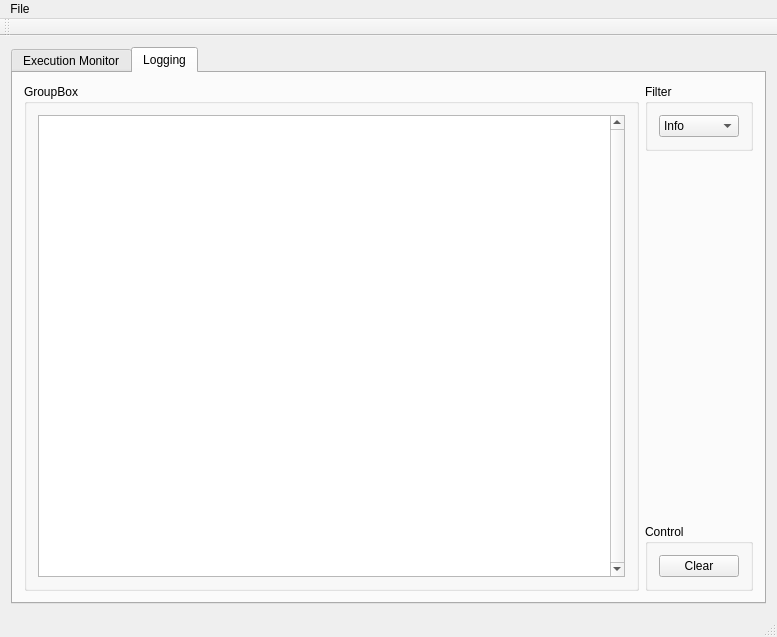
This is trunk/sdpa-gui/sdpa-gui/monitorwindow.ui in cc-hpc-itwm/gpispace as Qt 5 draws it before an edit. The edited form follows.
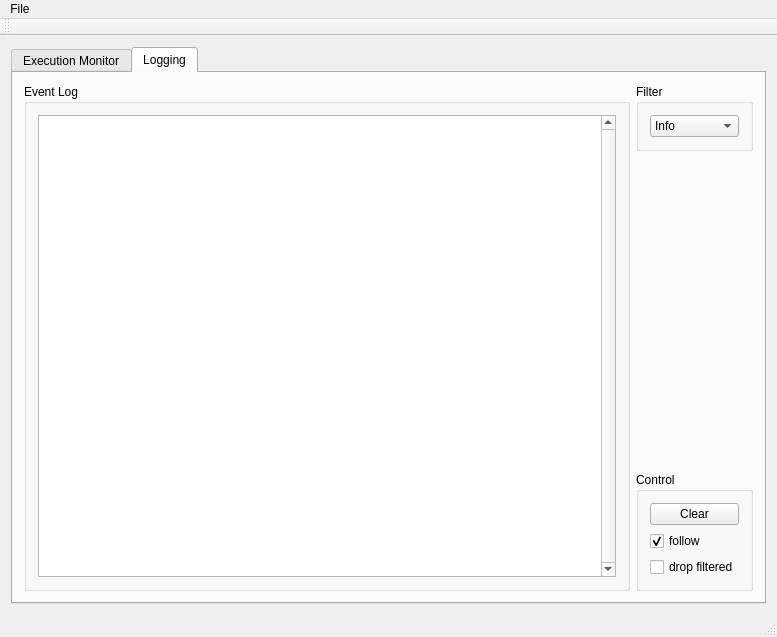
This is the edited form.

Commit message: logging tab implemented

Patch:
```diff
--- a/trunk/sdpa-gui/sdpa-gui/monitorwindow.ui
+++ b/trunk/sdpa-gui/sdpa-gui/monitorwindow.ui
@@ -142,7 +142,7 @@
         <item row="0" column="0">
          <widget class="QGroupBox" name="groupBox_3">
           <property name="title">
-           <string>GroupBox</string>
+           <string>Event Log</string>
           </property>
           <layout class="QGridLayout" name="gridLayout_3">
            <item row="0" column="0">
@@ -181,7 +181,7 @@
               <bool>false</bool>
              </property>
              <property name="rowCount">
-              <number>1</number>
+              <number>0</number>
              </property>
              <property name="columnCount">
               <number>3</number>
@@ -198,7 +198,15 @@
              <attribute name="verticalHeaderVisible">
               <bool>false</bool>
              </attribute>
-             <row/>
+             <attribute name="verticalHeaderHighlightSections">
+              <bool>false</bool>
+             </attribute>
+             <attribute name="verticalHeaderMinimumSectionSize">
+              <number>5</number>
+             </attribute>
+             <attribute name="verticalHeaderStretchLastSection">
+              <bool>false</bool>
+             </attribute>
              <column>
               <property name="text">
                <string>Source</string>
@@ -293,6 +301,29 @@
                </property>
               </widget>
              </item>
+             <item>
+              <widget class="QCheckBox" name="follow_logging_cb">
+               <property name="toolTip">
+                <string>Automatically scroll the view</string>
+               </property>
+               <property name="text">
+                <string>follow</string>
+               </property>
+               <property name="checked">
+                <bool>true</bool>
+               </property>
+              </widget>
+             </item>
+             <item>
+              <widget class="QCheckBox" name="m_drop_filtered">
+               <property name="toolTip">
+                <string>Drop filtered events instead of keeping them</string>
+               </property>
+               <property name="text">
+                <string>drop filtered</string>
+               </property>
+              </widget>
+             </item>
             </layout>
            </widget>
           </item>
```
Left out of the diff: 88 changed lines with no effect on the pictures. The commit also changes 7 other files.
